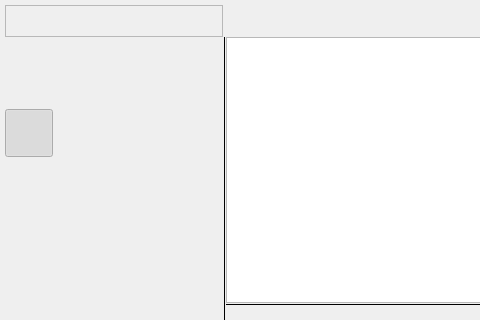
Before: the Qt Designer form src/ui/main.ui in Michal-D4/fileo, drawn with Qt 5; both pictures show x 0 to 480 and y 0 to 320 of the 988 by 600 pixel window.
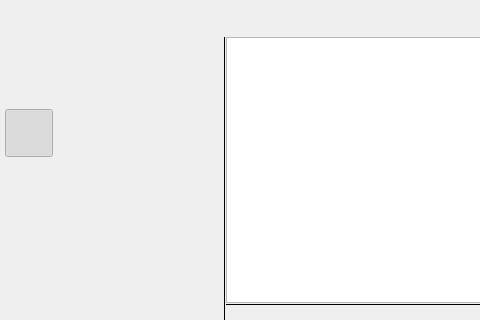
After: the same form once the commit is applied.

What changed in the file:
```diff
--- a/src/ui/main.ui
+++ b/src/ui/main.ui
@@ -67,11 +67,29 @@
          </property>
          <item>
           <widget class="QFrame" name="left_top">
+           <property name="sizePolicy">
+            <sizepolicy hsizetype="Preferred" vsizetype="Fixed">
+             <horstretch>0</horstretch>
+             <verstretch>0</verstretch>
+            </sizepolicy>
+           </property>
+           <property name="minimumSize">
+            <size>
+             <width>0</width>
+             <height>32</height>
+            </size>
+           </property>
+           <property name="maximumSize">
+            <size>
+             <width>16777215</width>
+             <height>32</height>
+            </size>
+           </property>
            <property name="frameShape">
-            <enum>QFrame::StyledPanel</enum>
+            <enum>QFrame::NoFrame</enum>
            </property>
            <property name="frameShadow">
-            <enum>QFrame::Raised</enum>
+            <enum>QFrame::Plain</enum>
            </property>
            <layout class="QHBoxLayout" name="horizontalLayout_6" stretch="0,1,0">
             <property name="leftMargin">
@@ -81,7 +99,7 @@
              <number>0</number>
             </property>
             <property name="rightMargin">
-             <number>0</number>
+             <number>4</number>
             </property>
             <property name="bottomMargin">
              <number>0</number>
```
